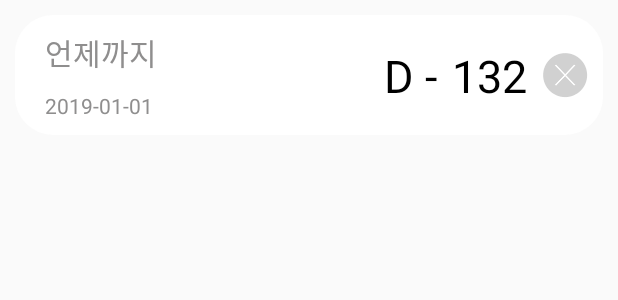
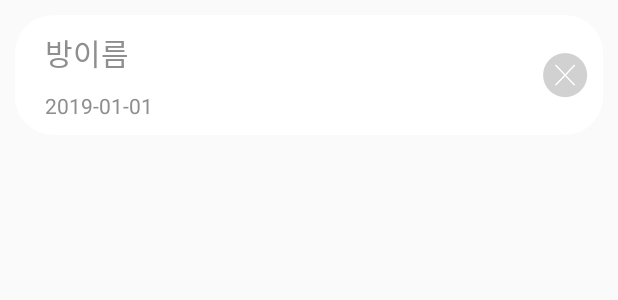
Before and after one commit to boidmy/MyWidget, an Android app: the layout wating_room_item.xml on its own in the app's theme, with its tools: preview values and no code run, on a phone screen of 412 x 824 dp. Shown: the top 300 px of the screen. Run offline under Robolectric (Android 15) with nearby library versions, the phone set to English and light mode, and no system bars.

Commit message:
채팅 방 생성 대기실 구현 Dagger, ViewModel 적용

```diff
--- a/app/src/main/java/com/mywidget/adapter/MainTabMemoAdapter.kt
+++ b/app/src/main/java/com/mywidget/adapter/MainTabMemoAdapter.kt
@@ -20,8 +20,8 @@ class MainTabMemoAdapter : RecyclerView.Adapter<MainTabMemoAdapter.MainTabMemoVi
     }
 
     override fun onCreateViewHolder(parent: ViewGroup, viewType: Int): MainTabMemoViewholder {
-        val bind = MainFragmentRvItemBinding.inflate(LayoutInflater.from(parent.context)
-            , parent, false)
+        val bind = MainFragmentRvItemBinding
+            .inflate(LayoutInflater.from(parent.context), parent, false)
         return MainTabMemoViewholder(bind)
     }
 
--- a/app/src/main/java/com/mywidget/adapter/TabPagerAdapter.kt
+++ b/app/src/main/java/com/mywidget/adapter/TabPagerAdapter.kt
@@ -8,8 +8,8 @@ import com.mywidget.view.fragment.FragmentLoveDay
 import com.mywidget.view.fragment.FragmentMemo
 
 class TabPagerAdapter(fm: FragmentManager) : FragmentStatePagerAdapter(fm, BEHAVIOR_RESUME_ONLY_CURRENT_FRAGMENT) {
-    var mFragmentMemo: FragmentMemo? = null
-    var mFragmentLoveDay: FragmentLoveDay? = null
+    private var mFragmentMemo: FragmentMemo? = null
+    private var mFragmentLoveDay: FragmentLoveDay? = null
 
     override fun getItem(position: Int): Fragment {
         return if(position == 0) {
--- /dev/null
+++ b/app/src/main/java/com/mywidget/chat/RoomDataModel.kt
@@ -0,0 +1,5 @@
+package com.mywidget.chat
+
+class RoomDataModel {
+    var roomName: String? = null
+}
--- a/app/src/main/java/com/mywidget/chat/waiting/WatingRoomViewModel.kt
+++ /dev/null
@@ -1,6 +0,0 @@
-package com.mywidget.chat.waiting
-
-import androidx.lifecycle.ViewModel
-
-class WatingRoomViewModel : ViewModel(){
-}
--- a/app/src/main/java/com/mywidget/di/compoenet/WatingActivityComponent.kt
+++ b/app/src/main/java/com/mywidget/di/compoenet/WatingActivityComponent.kt
@@ -1,9 +1,12 @@
 package com.mywidget.di.compoenet
 
 import com.mywidget.chat.waiting.WaitingRoomActivity
+import com.mywidget.chat.waiting.WatingViewModelModule
 import dagger.Subcomponent
 
-@Subcomponent
+@Subcomponent(modules = [
+    WatingViewModelModule::class
+])
 interface WatingActivityComponent {
 
     fun inject(watingActivity: WaitingRoomActivity)
--- a/app/src/main/java/com/mywidget/di/module/FireBaseDataBaseModule.kt
+++ b/app/src/main/java/com/mywidget/di/module/FireBaseDataBaseModule.kt
@@ -15,6 +15,11 @@ class FireBaseDataBaseModule {
     }
 
     @Provides
+    fun provideDatabaseReference(firebaseDatabase: FirebaseDatabase) : DatabaseReference {
+        return firebaseDatabase.reference
+    }
+
+    @Provides
     @Named("Room")
     fun provideDatabase(firebaseDatabase: FirebaseDatabase): DatabaseReference {
         return firebaseDatabase.reference.child("Room")
--- a/app/src/main/java/com/mywidget/view/MainActivity.kt
+++ b/app/src/main/java/com/mywidget/view/MainActivity.kt
@@ -68,10 +68,10 @@ class MainActivity : BaseActivity<DrawerlayoutMainBinding>()
         get() = R.layout.drawerlayout_main
 
     override fun onCreate(savedInstanceState: Bundle?) {
+        super.onCreate(savedInstanceState)
         mainComponent = (application as MainApplication).getApplicationCompoenet()
             .mainActivityComponent().create(this)
         mainComponent.inject(this)
-        super.onCreate(savedInstanceState)
         binding.viewModel = viewModel
         database = FirebaseDatabase.getInstance().reference
 
--- a/app/src/main/java/com/mywidget/viewModel/MainFragmentViewModel.kt
+++ b/app/src/main/java/com/mywidget/viewModel/MainFragmentViewModel.kt
@@ -52,14 +52,12 @@ class MainFragmentViewModel @Inject constructor(
         loveday.postValue(repository.selectLoveDay())
     }
 
-    fun messageLeft(name: String): MutableLiveData<List<LmemoData>> {
+    fun messageLeft(name: String){
         leftMessage = repository.messageLeft(name)
-        return leftMessage
     }
 
-    fun messageRight(name: String): MutableLiveData<List<LmemoData>> {
+    fun messageRight(name: String) {
         rightMessage = repository.messageRight(name)
-        return rightMessage
     }
 
     fun leftClick() {
--- a/app/src/main/res/layout/wating_room_item.xml
+++ b/app/src/main/res/layout/wating_room_item.xml
@@ -1,8 +1,14 @@
 <?xml version="1.0" encoding="utf-8"?>
-<androidx.constraintlayout.widget.ConstraintLayout
+<layout
     xmlns:android="http://schemas.android.com/apk/res/android"
     xmlns:app="http://schemas.android.com/apk/res-auto"
-    xmlns:tools="http://schemas.android.com/tools"
+    xmlns:tools="http://schemas.android.com/tools">
+    <data>
+        <variable
+            name="data"
+            type="com.mywidget.chat.RoomDataModel" />
+    </data>
+    <androidx.constraintlayout.widget.ConstraintLayout
         android:id="@+id/rv_container"
         android:orientation="horizontal"
         android:layout_width="match_parent"
@@ -13,18 +19,18 @@
         android:background="@drawable/edge_round_white">
 
         <TextView
-        android:id="@+id/memo_txt"
+            android:id="@+id/roomTitle"
             android:layout_width="wrap_content"
             android:layout_height="wrap_content"
             android:textSize="20dp"
             android:textColor="#8F8E8E"
-        android:text="@{viewModel.memo}"
+            android:text="@{data.roomName}"
             app:layout_constraintTop_toTopOf="parent"
             app:layout_constraintBottom_toBottomOf="parent"
             app:layout_constraintLeft_toLeftOf="parent"
             app:layout_constraintBottom_toTopOf="@+id/memo_date"
             android:layout_marginLeft="20dp"
-        tools:text="언제까지"/>
+            tools:text="방이름"/>
 
         <TextView
             android:id="@+id/memo_date"
@@ -34,38 +40,12 @@
             android:textColor="#8F8E8E"
             app:layout_constraintBottom_toBottomOf="parent"
             app:layout_constraintLeft_toLeftOf="parent"
-        app:layout_constraintTop_toBottomOf="@+id/memo_txt"
+            app:layout_constraintTop_toBottomOf="@+id/roomTitle"
             android:layout_marginLeft="20dp"
             tools:text="2019-01-01"/>
 
-    <TextView
-        android:id="@+id/day_txt"
-        android:layout_width="wrap_content"
-        android:layout_height="wrap_content"
-        android:textSize="30dp"
-        android:textColor="@color/black"
-        android:text="D -"
-        android:layout_marginEnd="10dp"
-        app:layout_constraintTop_toTopOf="parent"
-        app:layout_constraintBottom_toBottomOf="parent"
-        app:layout_constraintRight_toLeftOf="@+id/date_txt"
-        />
-
-    <TextView
-        android:id="@+id/date_txt"
-        android:layout_width="wrap_content"
-        android:layout_height="wrap_content"
-        android:textSize="30dp"
-        android:textColor="#000000"
-        android:layout_marginLeft="8dp"
-        android:layout_marginEnd="10dp"
-        app:layout_constraintTop_toTopOf="parent"
-        app:layout_constraintBottom_toBottomOf="parent"
-        app:layout_constraintRight_toLeftOf="@+id/memo_remove"
-        tools:text="132"/>
-
         <ImageView
-        android:id="@+id/memo_remove"
+            android:id="@+id/roomRemove"
             android:layout_width="wrap_content"
             android:layout_height="wrap_content"
             android:src="@drawable/memo_remove"
@@ -74,3 +54,4 @@
             app:layout_constraintBottom_toBottomOf="parent"
             android:layout_marginEnd="10dp"/>
     </androidx.constraintlayout.widget.ConstraintLayout>
+</layout>
```
Also changed, not shown: app/src/main/java/com/mywidget/chat/waiting/WaitingRoomActivity.kt (+24 -23 lines), app/src/main/java/com/mywidget/chat/waiting/WatingModule.kt (deleted, +0 -7 lines), app/src/main/java/com/mywidget/chat/waiting/WatingViewModelModule.kt (added, +17 -0 lines), app/src/main/java/com/mywidget/chat/waiting/adapter/WatingRoomAdapter.kt (+19 -8 lines), app/src/main/java/com/mywidget/chat/waiting/repository/WatingRoomRepository.kt (added, +57 -0 lines), app/src/main/java/com/mywidget/chat/waiting/viewmodel/WatingRoomViewModel.kt (added, +21 -0 lines), app/src/main/java/com/mywidget/extension/BindingAdapter.kt (+10 -0 lines), app/src/main/res/layout/activity_wating_room.xml (+12 -2 lines). Lines whose indentation alone changed are shown as unchanged.
